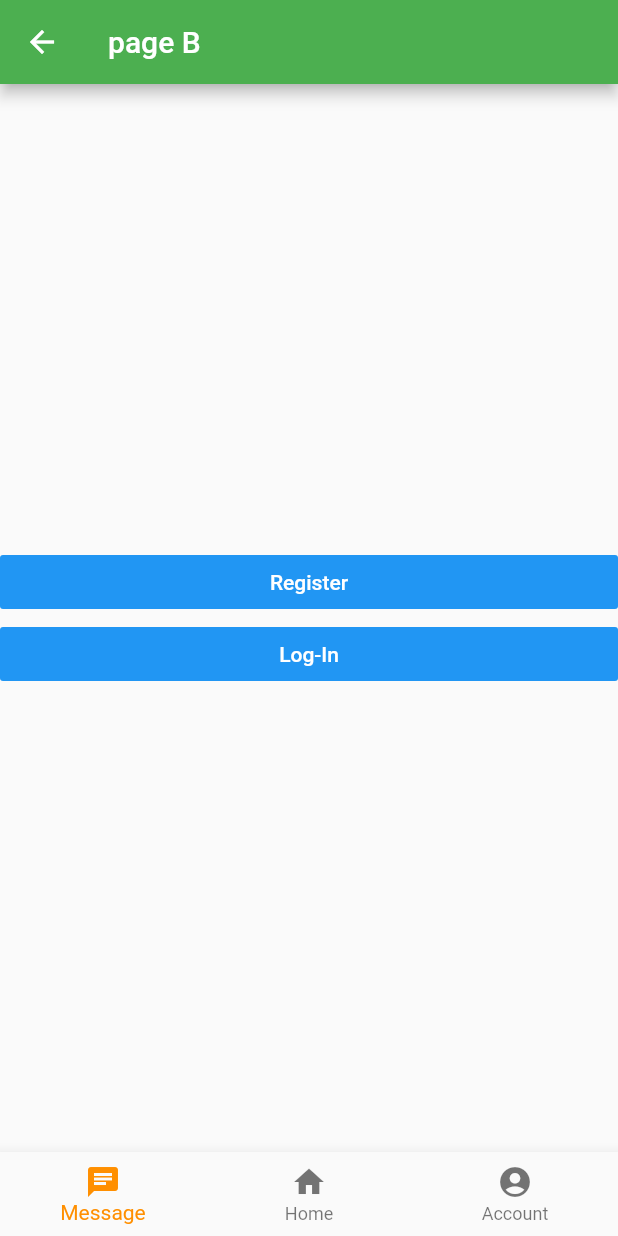
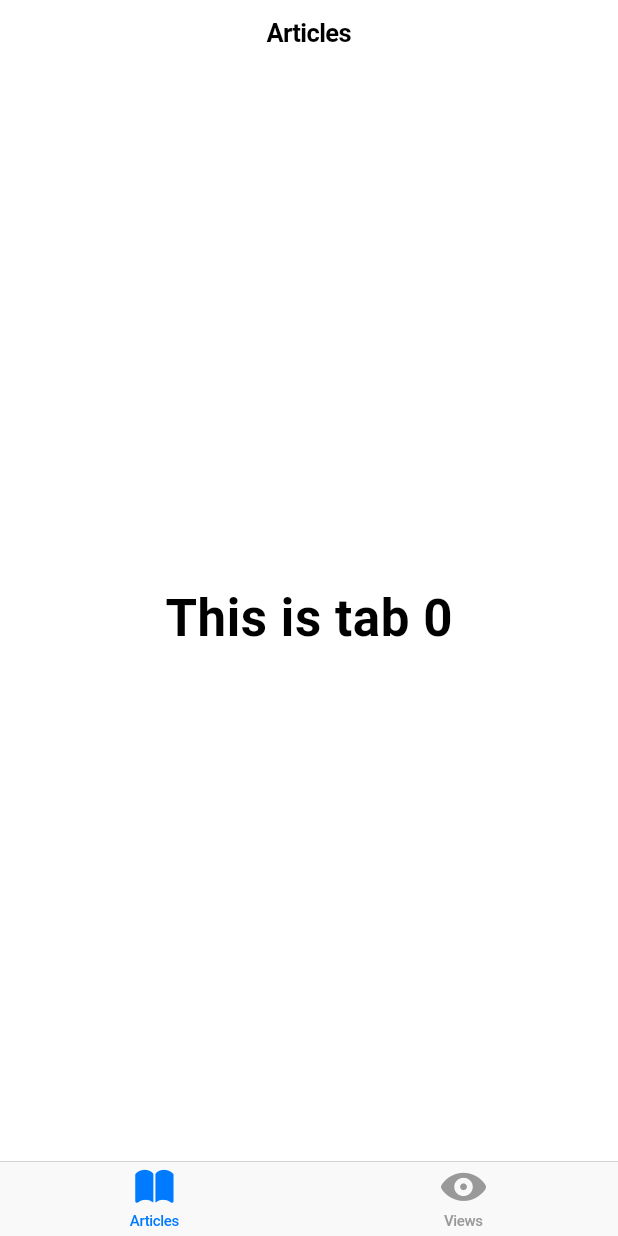
Before and after one commit to zaj-e/Authentication-App, a Flutter app: the MyHomePage screen opened by its route, on a phone screen of 412 x 824 dp. Run offline on Flutter 3.47's test engine with Material 2 defaults, Android fonts, the phone set to English and light mode, and no system bars.

Commit message:
switch to cupertino navigation

```diff
--- a/lib/home_page.dart
+++ /dev/null
@@ -1,45 +0,0 @@
-import 'package:flutter/cupertino.dart';
-import 'package:flutter/material.dart';
-import 'components/bottom_bar.dart';
-
-class MyHomePage extends StatefulWidget {
-  MyHomePage({Key key, this.title}) : super(key: key);
-  final String title;
-
-  @override
-  _MyHomePageState createState() => _MyHomePageState();
-}
-
-class _MyHomePageState extends State<MyHomePage> {
-  @override
-  Widget build(BuildContext context) {
-    return Scaffold(
-      appBar: AppBar(
-        // Here we take the value from the MyHomePage object that was created by
-        // the App.build method, and use it to set our appbar title.
-        title: Text(widget.title),
-      ),
-      body: Center(
-        child: Column(
-          crossAxisAlignment: CrossAxisAlignment.stretch,
-          mainAxisAlignment: MainAxisAlignment.center,
-          children: <Widget>[
-            FlatButton(
-              color: Colors.blue,
-              textColor: Colors.white,
-              child: Text('Register'),
-              onPressed: () {},
-            ),
-            FlatButton(
-              color: Colors.blue,
-              textColor: Colors.white,
-              child: Text('Log-In'),
-              onPressed: () {},
-            ),
-          ],
-        ),
-      ),
-      bottomNavigationBar: BottomBar(),
-    );
-  }
-}
--- a/lib/main.dart
+++ b/lib/main.dart
@@ -1,7 +1,7 @@
 import 'package:auth_test/pages/authentication/app.dart';
 import 'package:flutter/cupertino.dart';
 import 'package:flutter/material.dart';
-import 'home_page.dart';
+import 'pages/booking/home.dart';
 
 void main() {
   runApp(MyApp());
@@ -10,13 +10,12 @@ void main() {
 class MyApp extends StatelessWidget {
   @override
   Widget build(BuildContext context) {
-    return MaterialApp(
+    return CupertinoApp(
       title: 'AUTH',
-      theme: ThemeData(
-        primaryColor: Colors.green,
+      home: MyHomePage(
+        title: 'Sample',
       ),
-      home: MyHomePage(title: 'This is the home page'),
-      initialRoute: '/authentication',
+      initialRoute: '/app',
       routes: <String, WidgetBuilder>{
         '/authentication': (BuildContext context) => AuthenticationApp(),
         '/app': (BuildContext context) => MyHomePage(title: 'page B'),
--- a/lib/pages/authentication/app.dart
+++ b/lib/pages/authentication/app.dart
@@ -18,6 +18,7 @@ class AuthenticationApp extends StatelessWidget {
             builder = (BuildContext _) => RegisterPage(
                   onRegisterComplete: () {
                     Navigator.of(context).pop();
+                    Navigator.of(context).pushNamed('/app');
                   },
                 );
             break;
--- /dev/null
+++ b/lib/pages/booking/home.dart
@@ -0,0 +1,50 @@
+import 'package:flutter/cupertino.dart';
+import 'package:flutter/material.dart';
+import '../../components/bottom_bar.dart';
+
+class MyHomePage extends StatefulWidget {
+  MyHomePage({Key key, this.title}) : super(key: key);
+  final String title;
+
+  @override
+  _MyHomePageState createState() => _MyHomePageState();
+}
+
+class _MyHomePageState extends State<MyHomePage> {
+  @override
+  Widget build(BuildContext context) {
+    return CupertinoTabScaffold(
+      tabBar: CupertinoTabBar(
+        items: [
+          BottomNavigationBarItem(
+            icon: Icon(CupertinoIcons.book_solid),
+            title: Text('Articles'),
+          ),
+          BottomNavigationBarItem(
+            icon: Icon(CupertinoIcons.eye_solid),
+            title: Text('Views'),
+          ),
+        ],
+      ),
+      tabBuilder: (context, i) {
+        return CupertinoTabView(
+          builder: (context) {
+            return CupertinoPageScaffold(
+              navigationBar: CupertinoNavigationBar(
+                middle: (i == 0) ? Text('Articles') : Text('Views'),
+              ),
+              child: Center(
+                child: Text(
+                  'This is tab $i',
+                  style: CupertinoTheme.of(context)
+                      .textTheme
+                      .navLargeTitleTextStyle,
+                ),
+              ),
+            );
+          },
+        );
+      },
+    );
+  }
+}
```
Also changed, not shown: pubspec.lock, 1 other file.
